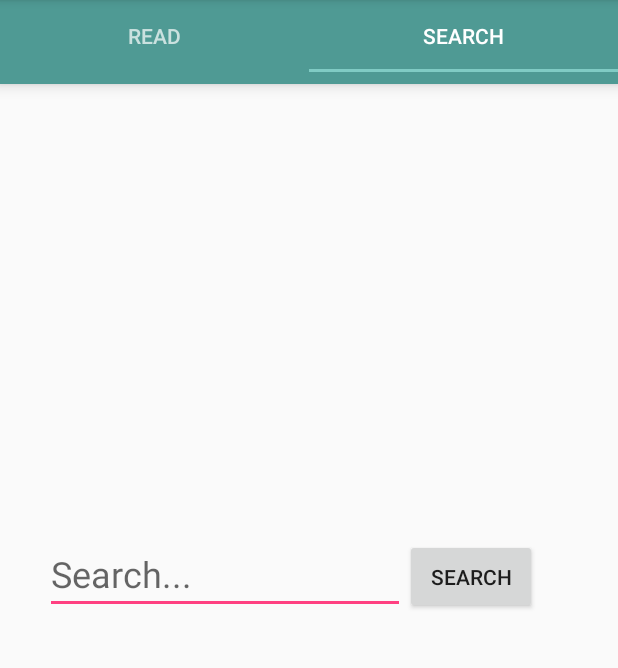
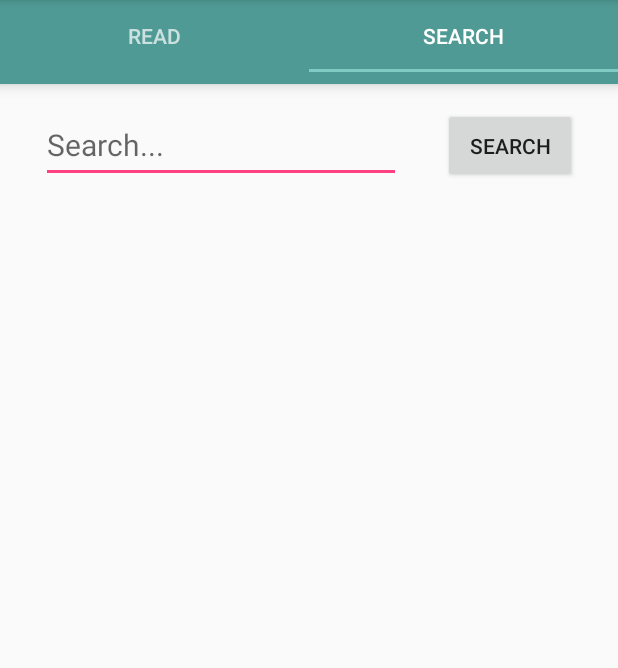
Before and after one commit to dawnhell/newshere, an Android app: the screen it shows after launch (MainActivity), tab 2 chosen, on a phone screen of 412 x 824 dp, the part 84-752 px from its top. Run offline under Robolectric (Android 15) with nearby library versions, the phone set to English and light mode, and no system bars; our stand-ins replace RxJava.

Commit message:
Added Search news functionality.

```diff
--- a/app/build.gradle
+++ b/app/build.gradle
@@ -30,6 +30,4 @@ dependencies {
     androidTestImplementation 'com.android.support.test:runner:1.0.1'
     androidTestImplementation 'com.android.support.test.espresso:espresso-core:3.0.1'
     compile 'com.android.support:design:26.1.0'
-    compile 'com.ibm.watson.developer_cloud:java-sdk:4.1.0'
-    compile 'com.ibm.watson.developer_cloud:android-sdk:0.4.3'
 }
--- a/app/src/main/java/com/vklochkov/newshere/activities/ArticleListActivity.java
+++ b/app/src/main/java/com/vklochkov/newshere/activities/ArticleListActivity.java
@@ -7,7 +7,6 @@ import android.support.v7.app.AppCompatActivity;
 import android.util.Log;
 import android.view.MenuItem;
 import android.view.View;
-import android.webkit.WebView;
 import android.widget.AdapterView;
 import android.widget.ListView;
 import android.widget.ProgressBar;
@@ -31,6 +30,7 @@ import io.reactivex.schedulers.Schedulers;
 
 public class ArticleListActivity extends AppCompatActivity {
     private ProgressBar spinner;
+    private ListView articleListView;
 
     @Override
     protected void onCreate(Bundle savedInstanceState) {
@@ -39,7 +39,7 @@ public class ArticleListActivity extends AppCompatActivity {
 
         setTitle(getIntent().getStringExtra("title"));
 
-        ListView articleListView = findViewById(R.id.article_list);
+        articleListView = findViewById(R.id.article_list);
         spinner = findViewById(R.id.progress_bar);
         spinner.setVisibility(View.GONE);
 
@@ -75,7 +75,7 @@ public class ArticleListActivity extends AppCompatActivity {
         Observable.create(new ObservableOnSubscribe<ArrayList<Article>>() {
             @Override
             public void subscribe (@NonNull ObservableEmitter<ArrayList<Article>> emitter) throws Exception {
-                emitter.onNext(newsAPIService.getArticlesBySource(apiKey));
+                emitter.onNext(newsAPIService.getArticlesBySourceAndPage(apiKey, 1));
                 emitter.onComplete();
             }
         })
--- a/app/src/main/java/com/vklochkov/newshere/fragments/SearchBarFragment.java
+++ b/app/src/main/java/com/vklochkov/newshere/fragments/SearchBarFragment.java
@@ -1,32 +1,120 @@
 package com.vklochkov.newshere.fragments;
 
+import android.app.Activity;
+import android.content.Context;
+import android.content.Intent;
 import android.os.Bundle;
 import android.support.v4.app.Fragment;
+import android.util.Log;
 import android.view.LayoutInflater;
 import android.view.View;
 import android.view.ViewGroup;
+import android.view.inputmethod.InputMethodManager;
+import android.widget.AdapterView;
 import android.widget.Button;
 import android.widget.EditText;
+import android.widget.ListView;
+import android.widget.ProgressBar;
 
 import com.vklochkov.newshere.R;
+import com.vklochkov.newshere.activities.ArticleActivity;
+import com.vklochkov.newshere.adapters.ArticleListAdapter;
+import com.vklochkov.newshere.models.Article;
+import com.vklochkov.newshere.services.NewsAPIService;
+
+import java.util.ArrayList;
+
+import io.reactivex.Observable;
+import io.reactivex.ObservableEmitter;
+import io.reactivex.ObservableOnSubscribe;
+import io.reactivex.Observer;
+import io.reactivex.android.schedulers.AndroidSchedulers;
+import io.reactivex.annotations.NonNull;
+import io.reactivex.disposables.Disposable;
+import io.reactivex.schedulers.Schedulers;
 
 public class SearchBarFragment extends Fragment {
+    NewsAPIService newsAPIService = new NewsAPIService();
+    ProgressBar spinner;
+    ListView articleListView;
+    EditText searchText;
+    Button searchBtn;
+
     @Override
     public View onCreateView(LayoutInflater inflater, ViewGroup container, Bundle savedInstanceState) {
         View view = inflater.inflate(R.layout.search_bar_fragment, container, false);
 
-        bindSearchBtn(view);
+        spinner = view.findViewById(R.id.progress_bar);
+        spinner.setVisibility(View.GONE);
+        articleListView = view.findViewById(R.id.article_list);
+        searchText = view.findViewById(R.id.searchText);
+        searchBtn = view.findViewById(R.id.searchBtn);
+
+        bindSearchBtn();
 
         return view;
     }
 
-    private void bindSearchBtn (final View view) {
-        Button searchBtn = (Button) view.findViewById(R.id.searchBtn);
+    private void bindSearchBtn () {
         searchBtn.setOnClickListener(new View.OnClickListener() {
             @Override
             public void onClick (View v) {
-                EditText searchText = (EditText) view.findViewById(R.id.searchText);
-                String request = searchText.getText().toString();
+                View view = getActivity().getCurrentFocus();
+                if (view != null) {
+                    InputMethodManager imm = (InputMethodManager)getActivity().getSystemService(Context.INPUT_METHOD_SERVICE);
+                    imm.hideSoftInputFromWindow(view.getWindowToken(), 0);
+                }
+
+                final String request = searchText.getText().toString();
+
+                Observable.create(new ObservableOnSubscribe<ArrayList<Article>>() {
+                    @Override
+                    public void subscribe (@NonNull ObservableEmitter<ArrayList<Article>> emitter) throws Exception {
+                        emitter.onNext(newsAPIService.getArticlesByRequestAndPage(request, 1));
+                        emitter.onComplete();
+                    }
+                })
+                    .subscribeOn(Schedulers.newThread())
+                    .observeOn(AndroidSchedulers.mainThread())
+                    .subscribe(new Observer<ArrayList<Article>>() {
+                        @Override
+                        public void onSubscribe (Disposable d) {
+                            spinner.setVisibility(View.VISIBLE);
+                        }
+
+                        @Override
+                        public void onNext (ArrayList<Article> articleArrayList) {
+                            addArticlesToList(articleArrayList, articleListView);
+                        }
+
+                        @Override
+                        public void onError (Throwable e) {
+                            e.printStackTrace();
+                            Log.e("ERROR", e.getMessage());
+                        }
+
+                        @Override
+                        public void onComplete () {
+                            spinner.setVisibility(View.GONE);
+                        }
+                    });
+            }
+        });
+    }
+
+
+    private void addArticlesToList (final ArrayList<Article> articleArrayList, ListView articleListView) {
+        final Activity self = getActivity();
+        ArticleListAdapter adapter = new ArticleListAdapter(getContext(), articleArrayList);
+        articleListView.setAdapter(adapter);
+
+        articleListView.setOnItemClickListener(new AdapterView.OnItemClickListener() {
+            @Override
+            public void onItemClick (AdapterView<?> parent, View view, int position, long id) {
+                Intent intent = new Intent(self, ArticleActivity.class);
+                intent.putExtra("url", articleArrayList.get(position).getUrl());
+                intent.putExtra("title", "Search");
+                startActivity(intent);
             }
         });
     }
--- /dev/null
+++ b/app/src/main/java/com/vklochkov/newshere/shared/ClearableEditText.java
@@ -0,0 +1,83 @@
+package com.vklochkov.newshere.shared;
+
+import android.content.Context;
+import android.graphics.Typeface;
+import android.graphics.drawable.Drawable;
+import android.support.v7.widget.AppCompatEditText;
+import android.text.Editable;
+import android.text.TextWatcher;
+import android.util.AttributeSet;
+import android.view.MotionEvent;
+import android.view.View;
+
+import com.vklochkov.newshere.R;
+
+public class ClearableEditText extends AppCompatEditText {
+    private Drawable imgCloseButton = getResources().getDrawable(R.drawable.close_icon);
+
+    public ClearableEditText(Context context) {
+        super(context);
+        init();
+    }
+
+    public ClearableEditText(Context context, AttributeSet attrs, int defStyle) {
+        super(context, attrs, defStyle);
+        init();
+    }
+
+    public ClearableEditText(Context context, AttributeSet attrs) {
+        super(context, attrs);
+        init();
+    }
+
+    void init() {
+        imgCloseButton.setBounds(0, 0, imgCloseButton.getIntrinsicWidth(), imgCloseButton.getIntrinsicHeight());
+
+        handleClearButton();
+
+        this.setOnTouchListener(new OnTouchListener() {
+            @Override
+            public boolean onTouch(View v, MotionEvent event) {
+
+                ClearableEditText et = ClearableEditText.this;
+
+                if (et.getCompoundDrawables()[2] == null)
+                    return false;
+
+                if (event.getAction() != MotionEvent.ACTION_UP)
+                    return false;
+
+                if (event.getX() > et.getWidth() - et.getPaddingRight() - imgCloseButton.getIntrinsicWidth()) {
+                    et.setText("");
+                    ClearableEditText.this.handleClearButton();
+                }
+                return false;
+            }
+        });
+
+        this.addTextChangedListener(new TextWatcher() {
+            @Override
+            public void onTextChanged(CharSequence s, int start, int before, int count) {
+                ClearableEditText.this.handleClearButton();
+            }
+
+            @Override
+            public void afterTextChanged(Editable arg) {
+
+            }
+
+            @Override
+            public void beforeTextChanged(CharSequence s, int start, int count, int after) {
+            }
+        });
+    }
+
+    void handleClearButton() {
+        if (this.getText().toString().equals("")) {
+            this.setCompoundDrawables(this.getCompoundDrawables()[0], this.getCompoundDrawables()[1], null, this.getCompoundDrawables()[3]);
+        }
+        else {
+            this.setCompoundDrawables(this.getCompoundDrawables()[0], this.getCompoundDrawables()[1], imgCloseButton, this.getCompoundDrawables()[3]);
+        }
+    }
+}
--- a/app/src/main/res/layout/search_bar_fragment.xml
+++ b/app/src/main/res/layout/search_bar_fragment.xml
@@ -6,30 +6,69 @@
     android:layout_width="match_parent"
     android:layout_height="match_parent"
 >
-
-    <EditText
+    <!--<EditText
         android:id="@+id/searchText"
         android:layout_width="240dp"
         android:layout_height="50dp"
-        android:layout_marginStart="30dp"
+        android:layout_marginTop="72dp"
         android:ems="10"
         android:hint="@string/search_bar_text"
-        android:inputType="text|number"
+        android:inputType="text"
         android:selectAllOnFocus="false"
-        android:textSize="24sp"
-        app:layout_constraintBottom_toBottomOf="parent"
+        android:textSize="20sp"
+        app:layout_constraintEnd_toStartOf="@+id/searchBtn"
+        app:layout_constraintHorizontal_bias="0.5"
         app:layout_constraintStart_toStartOf="parent"
-        app:layout_constraintTop_toTopOf="parent" />
+        app:layout_constraintTop_toTopOf="parent"
+    />
+-->
+    <com.vklochkov.newshere.shared.ClearableEditText
+        android:id="@+id/searchText"
+        android:layout_width="240dp"
+        android:layout_height="50dp"
+        android:layout_marginTop="72dp"
+        android:ems="10"
+        android:hint="@string/search_bar_text"
+        android:inputType="text"
+        android:selectAllOnFocus="false"
+        android:textSize="20sp"
+        app:layout_constraintEnd_toStartOf="@+id/searchBtn"
+        app:layout_constraintHorizontal_bias="0.5"
+        app:layout_constraintStart_toStartOf="parent"
+        app:layout_constraintTop_toTopOf="parent"
+    />
 
     <Button
         android:id="@+id/searchBtn"
+        android:layout_width="89dp"
+        android:layout_height="50dp"
+        android:layout_marginTop="72dp"
+        android:text="@string/search_btn_text"
+        app:layout_constraintEnd_toEndOf="parent"
+        app:layout_constraintHorizontal_bias="0.5"
+        app:layout_constraintStart_toEndOf="@+id/searchText"
+        app:layout_constraintTop_toTopOf="parent"
+    />
+
+    <ProgressBar
+        android:id="@+id/progress_bar"
+        style="?android:attr/progressBarStyle"
         android:layout_width="wrap_content"
-        android:layout_height="50dp"
-        android:text="@string/search_btn_text"
-        app:layout_constraintStart_toEndOf="@+id/searchText"
-        app:layout_constraintBottom_toBottomOf="parent"
+        android:layout_height="wrap_content"
+        android:layout_alignParentBottom="true"
+        android:layout_marginEnd="8dp"
+        android:layout_marginStart="8dp"
+        android:layout_marginTop="130dp"
+        android:progressDrawable="@drawable/circular_progress_bar"
         app:layout_constraintEnd_toEndOf="parent"
+        app:layout_constraintStart_toStartOf="parent"
         app:layout_constraintTop_toTopOf="parent"
-        app:layout_constraintHorizontal_bias="0.0"
-        app:layout_constraintVertical_bias="0.50" />
+    />
+
+    <ListView
+        android:id="@+id/article_list"
+        android:layout_width="wrap_content"
+        android:layout_height="fill_parent"
+        android:layout_marginTop="140dp"
+        app:layout_constraintTop_toTopOf="parent" />
 </android.support.constraint.ConstraintLayout>
--- /dev/null
+++ b/app/src/main/res/values/credentials.xml
@@ -0,0 +1,6 @@
+<?xml version="1.0" encoding="utf-8"?>
+<resources>
+    <string name="ibm_username">ac9467ec-2320-44cc-bdd9-46d224096121</string>
+    <string name="ibm_password">5IQuAEChY2So</string>
+    <string name="ibm_endpoint">https://gateway.watsonplatform.net/natural-language-understanding/api</string>
+</resources>
```
Also changed, not shown: app/src/main/java/com/vklochkov/newshere/services/NewsAPIService.java (+8 -2 lines), app/src/main/res/drawable-hdpi/close_icon.png (added), app/src/main/res/drawable-mdpi/close_icon.png (added), app/src/main/res/drawable-xhdpi/close_icon.png (added), app/src/main/res/drawable-xxhdpi/close_icon.png (added).
